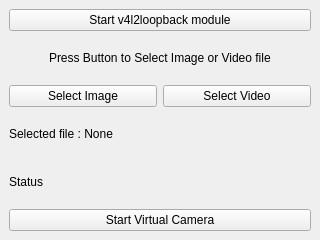
Above: mainwindow.ui from muzammilshafique/VirtualCamera before the change. Below: the same form after it.
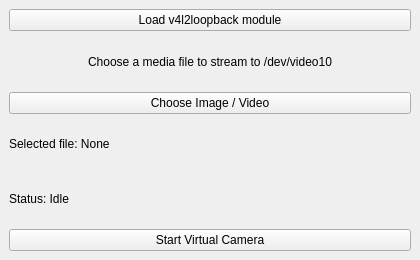
That is the form after the change.

Commit message: Improve file selection UX and auto-restart streaming

Diff of the .ui file:
```diff
--- a/mainwindow.ui
+++ b/mainwindow.ui
@@ -6,14 +6,14 @@
    <rect>
     <x>0</x>
     <y>0</y>
-    <width>320</width>
-    <height>240</height>
+    <width>420</width>
+    <height>260</height>
    </rect>
   </property>
   <property name="minimumSize">
    <size>
-    <width>320</width>
-    <height>240</height>
+    <width>420</width>
+    <height>260</height>
    </size>
   </property>
   <property name="windowTitle">
@@ -24,14 +24,7 @@
     <item row="5" column="0">
      <widget class="QLabel" name="lbl_status">
       <property name="text">
-       <string>Status </string>
-      </property>
-     </widget>
-    </item>
-    <item row="3" column="1">
-     <widget class="QPushButton" name="btn_select_video">
-      <property name="text">
-       <string>Select Video</string>
+       <string>Status: Idle</string>
       </property>
      </widget>
     </item>
@@ -45,28 +38,28 @@
     <item row="0" column="0" colspan="2">
      <widget class="QPushButton" name="btn_load_module">
       <property name="text">
-       <string>Start v4l2loopback module</string>
+       <string>Load v4l2loopback module</string>
       </property>
      </widget>
     </item>
     <item row="1" column="0" colspan="2" alignment="Qt::AlignmentFlag::AlignHCenter">
      <widget class="QLabel" name="label_2">
       <property name="text">
-       <string>Press Button to Select Image or Video file</string>
+       <string>Choose a media file to stream to /dev/video10</string>
       </property>
      </widget>
     </item>
     <item row="4" column="0" colspan="2">
      <widget class="QLabel" name="lbl_file">
       <property name="text">
-       <string>Selected file : None</string>
+       <string>Selected file: None</string>
       </property>
      </widget>
     </item>
-    <item row="3" column="0">
-     <widget class="QPushButton" name="btn_select_image">
+    <item row="3" column="0" colspan="2">
+     <widget class="QPushButton" name="btn_select_file">
       <property name="text">
-       <string>Select Image</string>
+       <string>Choose Image / Video</string>
       </property>
      </widget>
     </item>
```
Left out of the diff: 2 changed lines with no effect on the pictures. The commit also changes 2 other files.
